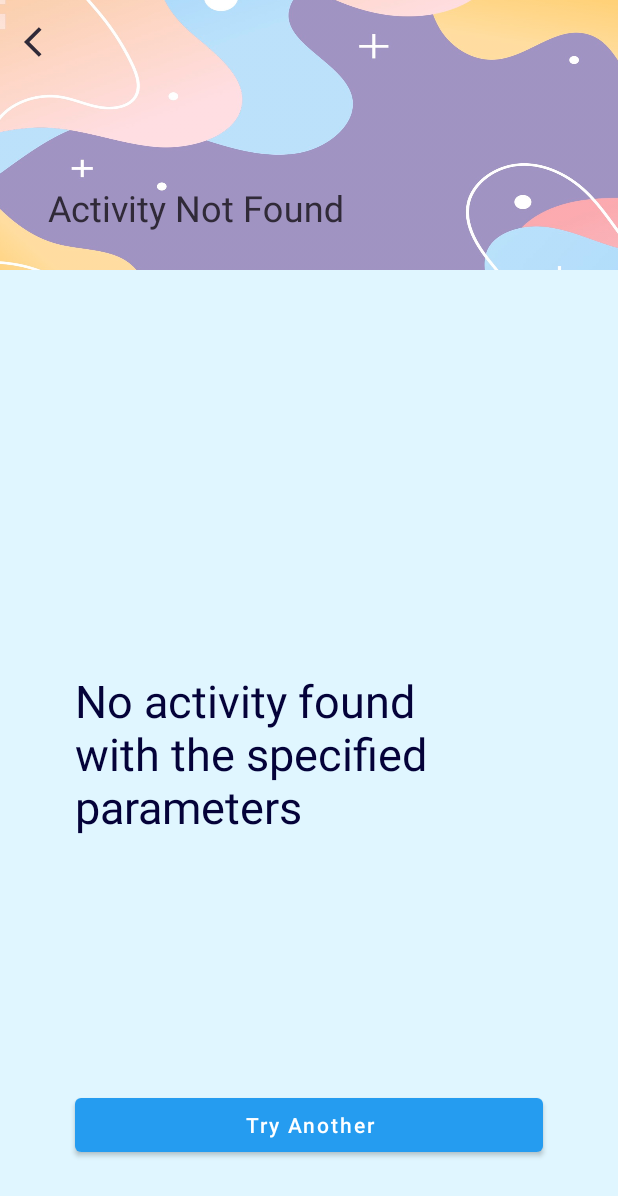
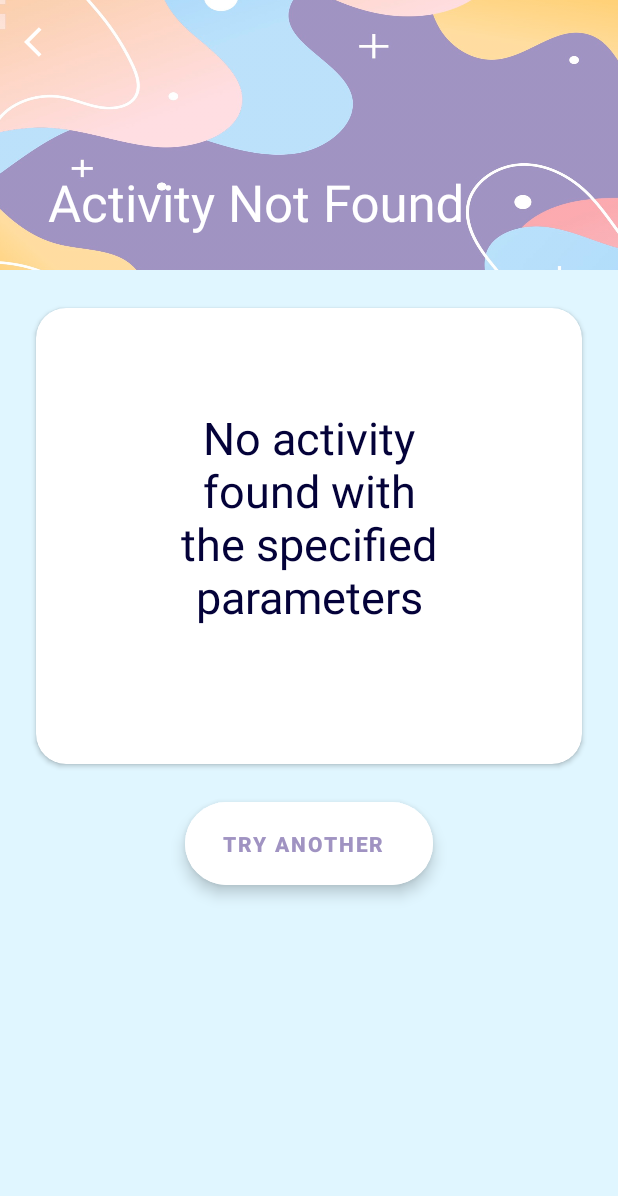
Before and after one commit to FranGautero-Meli/AlkeDogs, an Android app: the ResultActivity screen opened directly, with no data from a screen before it, on a phone screen of 412 x 824 dp. Shown: the top 1196 px of the screen. Run offline under Robolectric (Android 15) with nearby library versions, the phone set to English and light mode, and no system bars.

Commit message:
ui improved, added limit of participants conditidon

```diff
--- a/app/src/main/java/com/example/alkedogs/ui/ResultActivity.kt
+++ b/app/src/main/java/com/example/alkedogs/ui/ResultActivity.kt
@@ -4,6 +4,8 @@ package com.example.alkedogs.ui
 import android.os.Bundle
 import android.util.Log
 import android.view.View
+import android.view.WindowInsets
+import android.view.WindowInsetsController
 import androidx.appcompat.app.AppCompatActivity
 import com.example.alkedogs.R
 import com.example.alkedogs.data.network.NotBoredApiService
@@ -24,6 +26,15 @@ class ResultActivity : AppCompatActivity() {
         super.onCreate(savedInstanceState)
         binding = ActivityResultBinding.inflate(layoutInflater)
         setContentView(binding.root)
+
+        //Here we remove the toolbar only for this activity
+        window.setDecorFitsSystemWindows(false)
+        if (window.insetsController != null) {
+
+            window.insetsController!!.hide(WindowInsets.Type.statusBars() or WindowInsets.Type.navigationBars())
+            window.insetsController!!.systemBarsBehavior =
+                WindowInsetsController.BEHAVIOR_SHOW_TRANSIENT_BARS_BY_SWIPE
+        }
 
         setBackButtonListener()
         callService()
@@ -80,7 +91,7 @@ class ResultActivity : AppCompatActivity() {
             binding.groupCategory.visibility = View.VISIBLE
         }
 
-        binding.textViewTitleResult.text = game.title
+        binding.textViewTitleResult.text = game.title.replaceFirstChar { char -> char.uppercase() }
         binding.textViewParticipantsNumber.text = game.participants.toString()
 
         val price = game.price.let {
--- a/app/src/main/res/layout/activity_result.xml
+++ b/app/src/main/res/layout/activity_result.xml
@@ -22,9 +22,8 @@
             android:layout_width="match_parent"
             android:layout_height="match_parent"
             android:fitsSystemWindows="true"
-            app:collapsedTitleTextColor="@color/purple_700"
-            app:expandedTitleTextAppearance="@style/TextAppearance.AppCompat.Headline"
-            app:expandedTitleTextColor="@color/purple_700"
+            app:collapsedTitleTextColor="@android:color/white"
+            app:expandedTitleTextColor="@android:color/white"
             app:layout_scrollFlags="scroll|snap|exitUntilCollapsed"
             app:title="Category">
 
@@ -47,38 +46,74 @@
                     android:layout_marginStart="16dp"
                     android:background="@android:color/transparent"
                     android:src="@drawable/back_arrow"
-                    app:tint="@color/purple_700" />
+                    app:tint="@android:color/white" />
             </Toolbar>
         </com.google.android.material.appbar.CollapsingToolbarLayout>
     </com.google.android.material.appbar.AppBarLayout>
 
+
+    <androidx.cardview.widget.CardView
+        android:id="@+id/cardview"
+        android:layout_width="0dp"
+        android:layout_height="wrap_content"
+        android:layout_margin="16dp"
+        app:cardCornerRadius="20dp"
+        app:cardUseCompatPadding="true"
+        app:layout_constraintBottom_toTopOf="@+id/btnTryAnother"
+        app:layout_constraintEnd_toEndOf="parent"
+        app:layout_constraintStart_toStartOf="parent"
+        app:layout_constraintTop_toBottomOf="@+id/toolbarResultActivity"
+        app:layout_constraintVertical_bias="0"
+        app:layout_constraintVertical_chainStyle="packed">
+
+        <androidx.constraintlayout.widget.ConstraintLayout
+            android:id="@+id/constraintLayout"
+            android:layout_width="match_parent"
+            android:layout_height="match_parent"
+            android:layout_marginBottom="25dp"
+            android:padding="16dp"
+            app:layout_constraintEnd_toEndOf="parent"
+            app:layout_constraintStart_toStartOf="parent"
+            app:layout_constraintTop_toBottomOf="@+id/toolbarResultActivity">
+
+            <androidx.constraintlayout.widget.Guideline
+                android:id="@+id/guideline2"
+                android:layout_width="wrap_content"
+                android:layout_height="wrap_content"
+                android:orientation="vertical"
+                app:layout_constraintGuide_percent="0.75" />
+
             <TextView
                 android:id="@+id/textViewTitleResult"
                 style="@style/Title"
-        android:layout_width="wrap_content"
+                android:layout_width="300dp"
                 android:layout_height="wrap_content"
-        android:layout_margin="50dp"
+                android:autoSizeTextType="uniform"
+                android:breakStrategy="balanced"
+                android:gravity="center"
+                android:maxLines="2"
+                android:textColor="@color/purple_700"
                 app:layout_constraintEnd_toEndOf="parent"
                 app:layout_constraintStart_toStartOf="parent"
-        app:layout_constraintTop_toBottomOf="@id/toolbarResultActivity"
+                app:layout_constraintTop_toTopOf="parent"
                 tools:text="Title" />
 
             <ImageView
                 android:id="@+id/imageViewParticipants"
                 android:layout_width="@dimen/ic_size_width"
                 android:layout_height="@dimen/ic_size_height"
-        android:layout_marginStart="30dp"
+                android:src="@drawable/ic_participants"
                 app:layout_constraintBottom_toBottomOf="@+id/textViewPartipantsSubtitle"
                 app:layout_constraintStart_toStartOf="parent"
                 app:layout_constraintTop_toTopOf="@+id/textViewPartipantsSubtitle"
-        android:src="@drawable/ic_participants" />
+                app:tint="@color/purple_200" />
 
             <TextView
                 android:id="@+id/textViewPartipantsSubtitle"
                 style="@style/Text"
                 android:layout_width="wrap_content"
                 android:layout_height="wrap_content"
-        android:layout_marginStart="20dp"
+                android:layout_marginStart="5dp"
                 android:layout_marginTop="50dp"
                 android:text="@string/participants_subtitle"
                 app:layout_constraintStart_toEndOf="@id/imageViewParticipants"
@@ -89,9 +124,8 @@
                 style="@style/Text"
                 android:layout_width="wrap_content"
                 android:layout_height="wrap_content"
-        android:layout_marginEnd="50dp"
                 app:layout_constraintBottom_toBottomOf="@+id/textViewPartipantsSubtitle"
-        app:layout_constraintEnd_toEndOf="parent"
+                app:layout_constraintStart_toStartOf="@+id/guideline2"
                 app:layout_constraintTop_toTopOf="@+id/textViewPartipantsSubtitle"
                 tools:text="2" />
 
@@ -99,19 +133,19 @@
                 android:id="@+id/imageViewPrice"
                 android:layout_width="@dimen/ic_size_width"
                 android:layout_height="@dimen/ic_size_height"
-        android:layout_marginStart="30dp"
+                android:elevation="10dp"
+                android:src="@drawable/ic_price"
                 app:layout_constraintBottom_toBottomOf="@+id/textViewSubtitlePrice"
                 app:layout_constraintStart_toStartOf="parent"
                 app:layout_constraintTop_toTopOf="@+id/textViewSubtitlePrice"
-        android:elevation="10dp"
-        android:src="@drawable/ic_price" />
+                app:tint="@color/purple_200" />
 
             <TextView
                 android:id="@+id/textViewSubtitlePrice"
                 style="@style/Text"
                 android:layout_width="wrap_content"
                 android:layout_height="wrap_content"
-        android:layout_marginStart="20dp"
+                android:layout_marginStart="5dp"
                 android:layout_marginTop="50dp"
                 android:text="@string/price_subtitle"
                 app:layout_constraintStart_toEndOf="@id/imageViewParticipants"
@@ -120,11 +154,14 @@
             <TextView
                 android:id="@+id/textViewPriceLevel"
                 style="@style/Text"
-        android:layout_width="wrap_content"
+                android:layout_width="80dp"
                 android:layout_height="wrap_content"
-        android:layout_marginEnd="50dp"
+                android:breakStrategy="balanced"
+                android:gravity="center_horizontal"
+                android:maxLines="1"
+                android:autoSizeTextType="uniform"
                 app:layout_constraintBottom_toBottomOf="@+id/textViewSubtitlePrice"
-        app:layout_constraintEnd_toEndOf="parent"
+                app:layout_constraintStart_toStartOf="@+id/guideline2"
                 app:layout_constraintTop_toTopOf="@+id/textViewSubtitlePrice"
                 tools:text="Low" />
 
@@ -132,34 +169,23 @@
                 android:id="@+id/imageViewCategory"
                 android:layout_width="@dimen/ic_size_width"
                 android:layout_height="@dimen/ic_size_height"
-        android:layout_marginStart="30dp"
+                android:src="@drawable/ic_category"
                 app:layout_constraintBottom_toBottomOf="@+id/textViewSubtitleCategory"
                 app:layout_constraintStart_toStartOf="parent"
                 app:layout_constraintTop_toTopOf="@+id/textViewSubtitleCategory"
-        android:src="@drawable/ic_category" />
+                app:tint="@color/purple_200" />
 
             <TextView
                 android:id="@+id/textViewSubtitleCategory"
                 style="@style/Text"
                 android:layout_width="wrap_content"
                 android:layout_height="wrap_content"
-        android:layout_marginStart="20dp"
+                android:layout_marginStart="5dp"
                 android:layout_marginTop="50dp"
+                app:layout_constraintBottom_toBottomOf="parent"
                 app:layout_constraintStart_toEndOf="@id/imageViewCategory"
                 app:layout_constraintTop_toBottomOf="@id/textViewSubtitlePrice"
                 tools:text="Category" />
-
-    <Button
-        android:id="@+id/btnTryAnother"
-        android:layout_width="0dp"
-        android:layout_height="wrap_content"
-        android:layout_margin="50dp"
-        android:text="@string/btn_try_again"
-        android:textAllCaps="false"
-        android:textColor="@color/white"
-        app:layout_constraintBottom_toBottomOf="parent"
-        app:layout_constraintEnd_toEndOf="parent"
-        app:layout_constraintStart_toStartOf="parent" />
 
             <TextView
                 android:id="@+id/errorMessageResult"
@@ -168,11 +194,12 @@
                 android:layout_height="wrap_content"
                 android:layout_margin="50dp"
                 android:text="@string/error_message_result"
+                android:textAlignment="center"
                 android:visibility="gone"
                 app:layout_constraintBottom_toBottomOf="parent"
                 app:layout_constraintEnd_toEndOf="parent"
                 app:layout_constraintStart_toStartOf="parent"
-        app:layout_constraintTop_toBottomOf="@+id/toolbarResultActivity" />
+                app:layout_constraintTop_toTopOf="parent" />
 
             <androidx.constraintlayout.widget.Group
                 android:id="@+id/groupContent"
@@ -187,3 +214,23 @@
                 android:visibility="gone"
                 app:constraint_referenced_ids="imageViewCategory, textViewSubtitleCategory" />
         </androidx.constraintlayout.widget.ConstraintLayout>
+    </androidx.cardview.widget.CardView>
+
+
+    <com.google.android.material.floatingactionbutton.ExtendedFloatingActionButton
+        android:id="@+id/btnTryAnother"
+        android:layout_width="165dp"
+        android:layout_height="55dp"
+        android:backgroundTint="@android:color/white"
+        android:text="@string/btn_try_again"
+        android:textAlignment="center"
+        android:textColor="@color/purple_200"
+        android:textStyle="bold"
+        app:layout_constraintBottom_toBottomOf="parent"
+        app:layout_constraintEnd_toEndOf="parent"
+        app:layout_constraintStart_toStartOf="parent"
+        app:layout_constraintTop_toBottomOf="@id/cardview"
+        app:rippleColor="@color/purple_200" />
+
+
+</androidx.constraintlayout.widget.ConstraintLayout>
--- a/app/src/main/res/layout/activity_terms_and_conditions.xml
+++ b/app/src/main/res/layout/activity_terms_and_conditions.xml
@@ -15,8 +15,8 @@
             android:layout_width="match_parent"
             android:layout_height="match_parent"
             android:fitsSystemWindows="true"
-            app:collapsedTitleTextColor="@color/purple_700"
-            app:expandedTitleTextColor="@color/purple_700"
+            app:collapsedTitleTextColor="@android:color/white"
+            app:expandedTitleTextColor="@android:color/white"
             app:expandedTitleTextAppearance="@style/TextAppearance.AppCompat.Headline"
             app:layout_scrollFlags="scroll|snap|exitUntilCollapsed"
             app:title="@string/terms_and_conditions" >
@@ -40,7 +40,7 @@
                     android:layout_gravity="end"
                     android:layout_marginEnd="16dp"
                     android:background="@android:color/transparent"
-                    app:tint="@color/purple_700"
+                    app:tint="@android:color/white"
                     android:src="@android:drawable/ic_menu_close_clear_cancel" />
             </Toolbar>
         </com.google.android.material.appbar.CollapsingToolbarLayout>
--- a/app/src/main/res/values/strings.xml
+++ b/app/src/main/res/values/strings.xml
@@ -13,6 +13,7 @@
     <string name="number_of_participants">numberOfParticipants</string>
     <string name="type_category">typeCategory</string>
     <string name="random_title">Random</string>
+    <string name="category">Category</string>
 
 
 </resources>
```
Also changed, not shown: app/src/main/java/com/example/alkedogs/ui/MainActivity.kt (+14 -2 lines), app/src/main/java/com/example/alkedogs/ui/TermsAndConditionsActivity.kt (+11 -0 lines), app/src/main/java/com/example/alkedogs/ui/TypesActivity.kt (+12 -0 lines), app/src/main/res/layout/activity_types.xml (+17 -7 lines), app/src/main/res/layout/card_view_design.xml (+11 -11 lines). Lines whose indentation alone changed are shown as unchanged.
